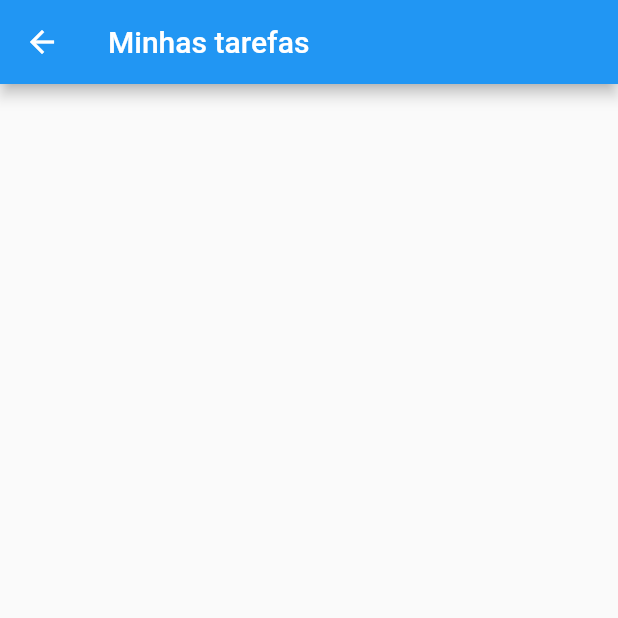
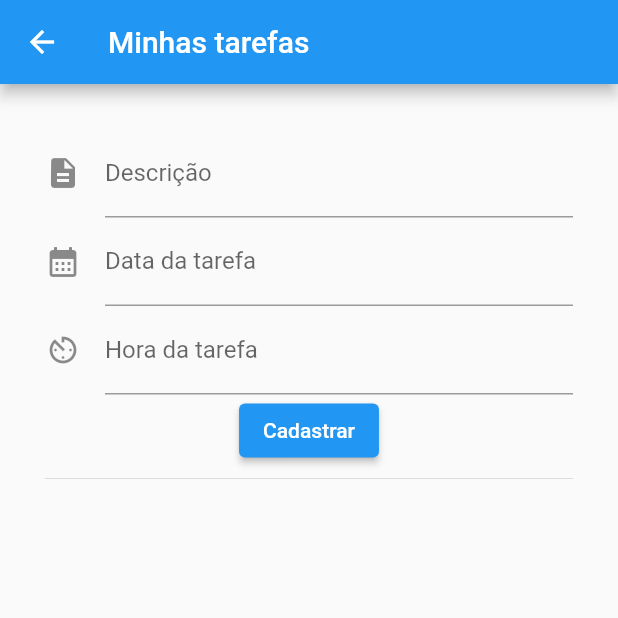
Before and after one commit to matsunagasistemafiep/flutter_app_2023, a Flutter app: the ListaTarefas screen opened directly, on a phone screen of 412 x 824 dp, the top half of it. Run offline on Flutter 3.47's test engine with Material 2 defaults, Android fonts, the phone set to English and light mode, and no system bars; our stand-ins replace lottie.

Commit message:
lista de tarefas

```diff
--- a/lib/pages/lista_tarefas.dart
+++ b/lib/pages/lista_tarefas.dart
@@ -1,6 +1,9 @@
 import 'package:flutter/material.dart';
+import 'package:intl/intl.dart';
 
 class ListaTarefas extends StatefulWidget {
+  const ListaTarefas({super.key});
+
   @override
   State<ListaTarefas> createState() {
     return ListaTarefasState();
@@ -8,11 +11,77 @@ class ListaTarefas extends StatefulWidget {
 }
 
 class ListaTarefasState extends State<ListaTarefas> {
+
+  TextEditingController descriptionControl = TextEditingController();
+  TextEditingController dataControl = TextEditingController();
+  TextEditingController horaControl = TextEditingController();
+
   @override
   Widget build(BuildContext context) {
     return Scaffold(
       appBar: AppBar(title: const Text("Minhas tarefas")),
-      body: Container()
+      body: Container(
+        padding: const EdgeInsets.all(30),
+        child: Column(
+          children: [
+            TextFormField(
+              controller: descriptionControl,
+              decoration: const InputDecoration(
+                labelText: "Descrição",
+                icon: Icon(Icons.description)
+              )
+            ),
+            TextFormField(
+              controller: dataControl,
+              readOnly: true,
+              decoration: const InputDecoration(
+                labelText: "Data da tarefa",
+                icon: Icon(Icons.calendar_month)
+              ),
+              onTap: () async {
+                DateTime? pickedDate = await showDatePicker(
+                  context: context,
+                  initialDate: DateTime.now(),
+                  firstDate: DateTime(2022),
+                  lastDate: DateTime(2030)
+                );
+                if (pickedDate!=null) {
+                  String dataFormatada = DateFormat('dd/MM/yyyy').format(pickedDate);
+                  setState(() {
+                    dataControl.text = dataFormatada;
+                  });
+                }
+              }
+            ),
+            TextFormField(
+              controller: horaControl,
+              readOnly: true,
+              decoration: const InputDecoration(
+                icon: Icon(Icons.av_timer),
+                labelText: "Hora da tarefa"
+              ),
+              onTap: () async {
+                TimeOfDay? pickedTime = await showTimePicker(
+                  context: context,
+                  initialTime: TimeOfDay.now()
+                );
+                if (pickedTime!=null) {
+                  setState(() {
+                    horaControl.text = "${pickedTime.hour}:${pickedTime.minute}";
+                  });
+                }
+              },
+            ),
+            ElevatedButton(
+              child: const Text("Cadastrar"),
+              onPressed: () {
+
+              },
+            ),
+            const Divider(),
+
+          ]
+        ))
     );
   }
 }
--- a/pubspec.yaml
+++ b/pubspec.yaml
@@ -9,6 +9,7 @@ environment:
 dependencies:
   flutter:
     sdk: flutter
+  intl: ^0.18.1
   lottie: ^2.6.0
 
 dev_dependencies:
```
Also changed, not shown: pubspec.lock.
